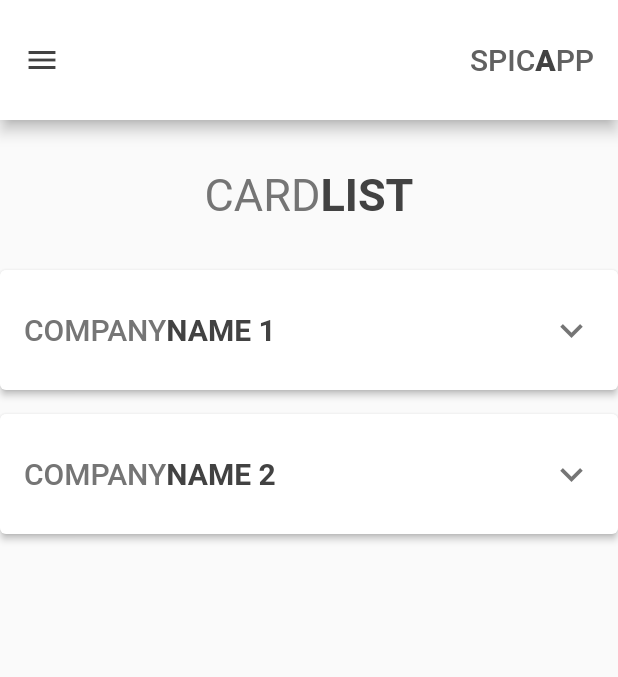
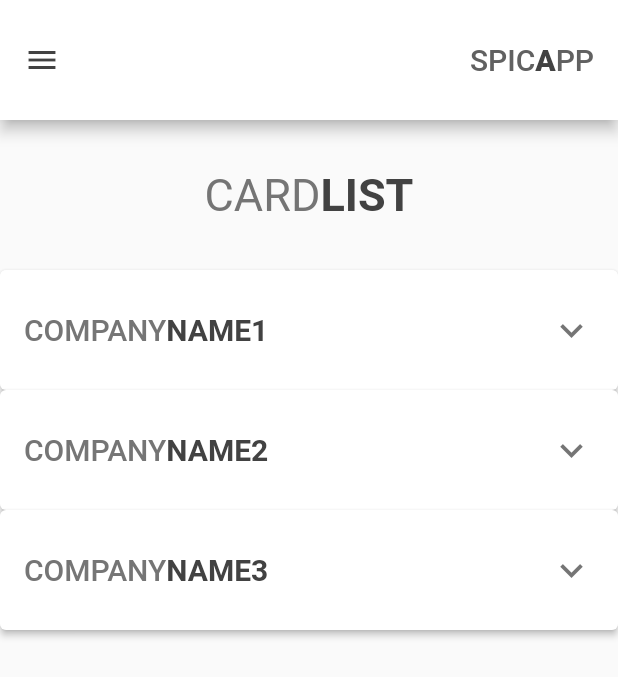
Before and after one commit to tcajic00/spica_app, a Flutter app: the screen it shows after launch, on a phone screen of 412 x 824 dp. Shown: the top 677 px of the screen. Run offline on Flutter 3.47's test engine with Material 2 defaults, Android fonts, the phone set to English and light mode, and no system bars.

Commit message:
Create a basic card template

```diff
--- a/lib/screens/home_screen.dart
+++ b/lib/screens/home_screen.dart
@@ -1,4 +1,5 @@
 import 'package:flutter/material.dart';
+import 'package:spica_app/shared/card_template.dart';
 import 'package:spica_app/shared/navigation_bar_top.dart';
 
 class HomeScreen extends StatefulWidget {
@@ -9,7 +10,6 @@ class HomeScreen extends StatefulWidget {
 }
 
 class _HomeScreenState extends State<HomeScreen> {
-  bool isOpen = false;
   @override
   Widget build(BuildContext context) {
     return Scaffold(
@@ -44,91 +44,20 @@ class _HomeScreenState extends State<HomeScreen> {
               ],
             ),
           ),
-          SizedBox(
-            width: double.infinity,
-            height: 80,
-            child: ElevatedButton(
-              onPressed: cardVisibilitySwitch,
-              child: Row(
-                mainAxisAlignment: MainAxisAlignment.spaceBetween,
-                children: [
-                  Row(
-                    children: [
-                      Text(
-                        "COMPANY",
-                        style: TextStyle(
-                          color: Colors.grey[600],
-                          fontSize: 20,
-                        ),
-                      ),
-                      Text(
-                        "NAME 1",
-                        style: TextStyle(
-                            color: Colors.grey[800],
-                            fontSize: 20,
-                            fontWeight: FontWeight.bold),
-                      ),
-                    ],
-                  ),
-                  Icon(
-                    isOpen ? Icons.expand_less : Icons.expand_more,
-                    color: Colors.grey[600],
-                    size: 30,
-                  ),
-                ],
-              ),
-            ),
+          const CardTemplate(
+            company: "COMPANY",
+            name: "NAME1",
           ),
-          Visibility(
-            child: Text("card1"),
-            maintainSize: true,
-            maintainAnimation: true,
-            maintainState: true,
-            visible: isOpen,
+          const CardTemplate(
+            company: "COMPANY",
+            name: "NAME2",
           ),
-          SizedBox(
-            width: double.infinity,
-            height: 80,
-            child: ElevatedButton(
-              onPressed: () {},
-              child: Row(
-                mainAxisAlignment: MainAxisAlignment.spaceBetween,
-                children: [
-                  Row(
-                    children: [
-                      Text(
-                        "COMPANY",
-                        style: TextStyle(
-                          color: Colors.grey[600],
-                          fontSize: 20,
-                        ),
-                      ),
-                      Text(
-                        "NAME 2",
-                        style: TextStyle(
-                            color: Colors.grey[800],
-                            fontSize: 20,
-                            fontWeight: FontWeight.bold),
-                      ),
-                    ],
-                  ),
-                  Icon(
-                    Icons.expand_more,
-                    color: Colors.grey[600],
-                    size: 30,
-                  ),
-                ],
-              ),
-            ),
+          const CardTemplate(
+            company: "COMPANY",
+            name: "NAME3",
           ),
         ],
       ),
     );
   }
-
-  void cardVisibilitySwitch() {
-    setState(() {
-      isOpen ? isOpen = false : isOpen = true;
-    });
-  }
 }
--- /dev/null
+++ b/lib/shared/card_template.dart
@@ -0,0 +1,90 @@
+import 'package:flutter/material.dart';
+
+class CardTemplate extends StatefulWidget {
+  final String company;
+  final String name;
+  const CardTemplate({
+    Key? key,
+    required this.company,
+    required this.name,
+  }) : super(key: key);
+
+  @override
+  _CardTemplateState createState() => _CardTemplateState();
+}
+
+class _CardTemplateState extends State<CardTemplate> {
+  bool isOpen = false;
+  @override
+  Widget build(BuildContext context) {
+    return Column(
+      children: [
+        SizedBox(
+          width: double.infinity,
+          height: 80,
+          child: ElevatedButton(
+            onPressed: cardVisibilitySwitch,
+            child: Row(
+              mainAxisAlignment: MainAxisAlignment.spaceBetween,
+              children: [
+                Row(
+                  children: [
+                    Text(
+                      widget.company,
+                      style: TextStyle(
+                        color: Colors.grey[600],
+                        fontSize: 20,
+                      ),
+                    ),
+                    Text(
+                      widget.name,
+                      style: TextStyle(
+                          color: Colors.grey[800],
+                          fontSize: 20,
+                          fontWeight: FontWeight.bold),
+                    ),
+                  ],
+                ),
+                Icon(
+                  isOpen ? Icons.expand_less : Icons.expand_more,
+                  color: Colors.grey[600],
+                  size: 30,
+                ),
+              ],
+            ),
+          ),
+        ),
+        Visibility(
+          child: SizedBox(
+            height: 300,
+            child: Padding(
+              padding: const EdgeInsets.symmetric(
+                vertical: 15.0,
+                horizontal: 200.0,
+              ),
+              child: Center(
+                child: Container(
+                  decoration: BoxDecoration(
+                    borderRadius: const BorderRadius.all(
+                      Radius.circular(25),
+                    ),
+                    color: Colors.pink[300],
+                  ),
+                ),
+              ),
+            ),
+          ),
+          maintainAnimation: true,
+          maintainState: true,
+          visible: isOpen,
+        ),
+      ],
+    );
+  }
+
+  void cardVisibilitySwitch() {
+    setState(() {
+      isOpen ? isOpen = false : isOpen = true;
+    });
+  }
+}
```
